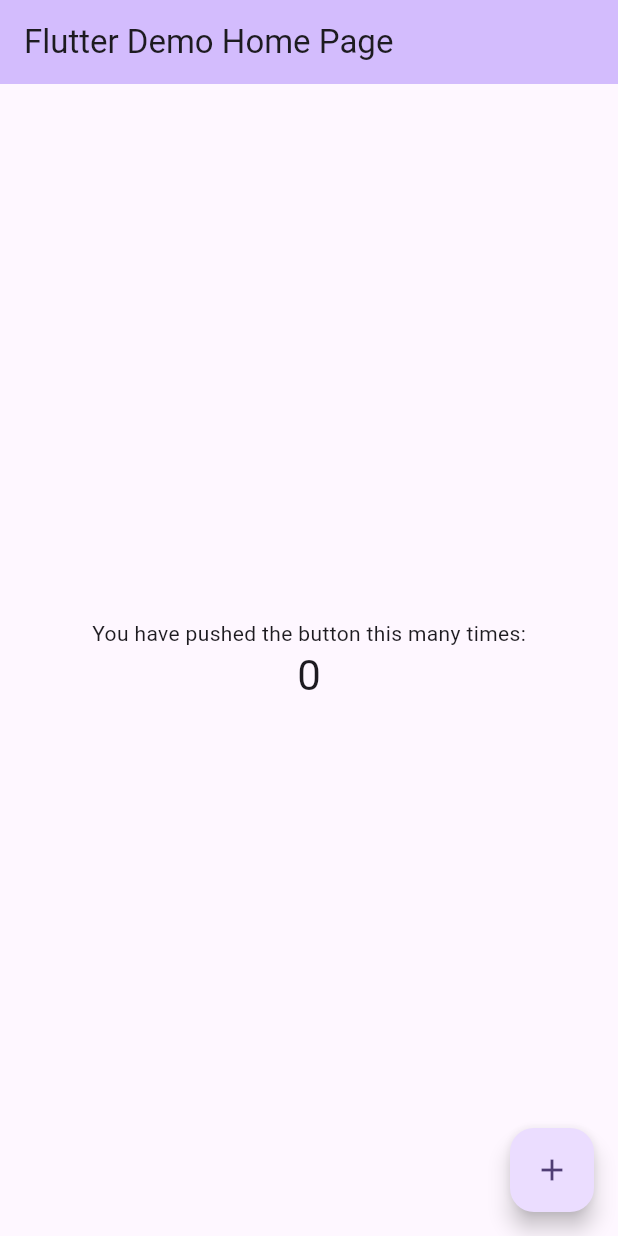
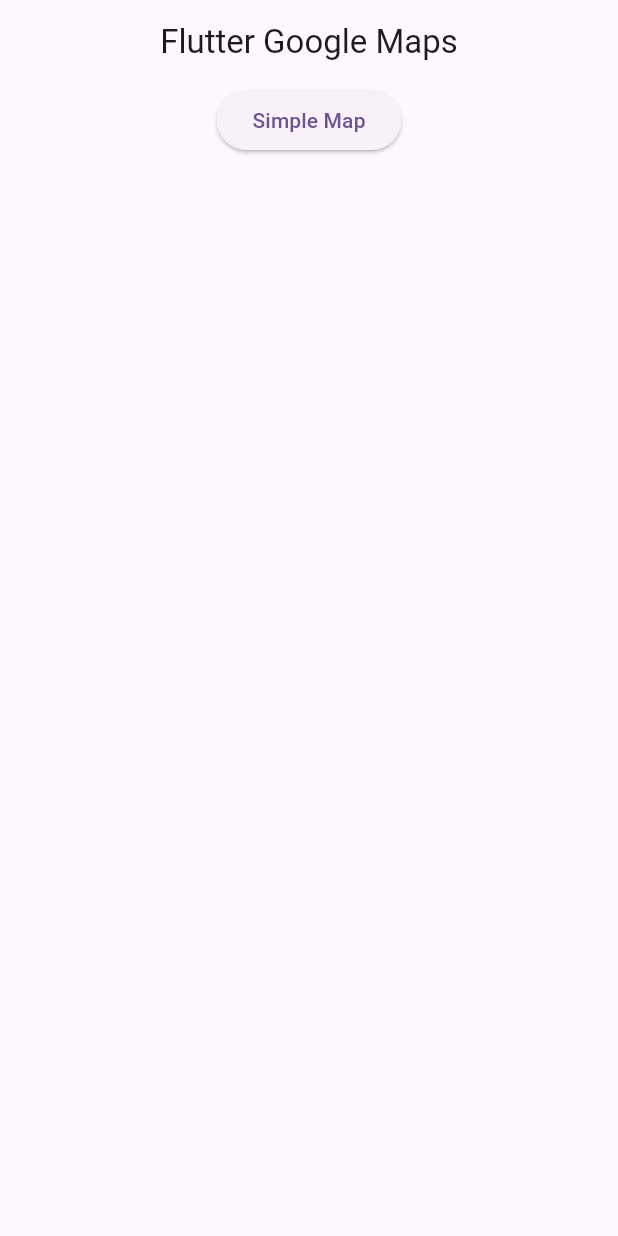
Before and after one commit to MaysaraCS/google_maps_flutter, a Flutter app: the screen it shows after launch, on a phone screen of 412 x 824 dp. Run offline on Flutter 3.47's test engine with Material 3 defaults, Android fonts, the light colour scheme and no system bars; our stand-ins replace geolocator, google_maps_flutter.

Commit message:
simple map

```diff
--- a/lib/main.dart
+++ b/lib/main.dart
@@ -1,4 +1,5 @@
 import 'package:flutter/material.dart';
+import 'package:google_maps_flutter_tutorial/screens/home_screen.dart';
 
 void main() {
   runApp(const MyApp());
@@ -11,115 +12,13 @@
   @override
   Widget build(BuildContext context) {
     return MaterialApp(
-      title: 'Flutter Demo',
+      debugShowCheckedModeBanner: false,
+      title: 'Flutter google maps',
       theme: ThemeData(
-        // This is the theme of your application.
-        //
-        // TRY THIS: Try running your application with "flutter run". You'll see
-        // the application has a purple toolbar. Then, without quitting the app,
-        // try changing the seedColor in the colorScheme below to Colors.green
-        // and then invoke "hot reload" (save your changes or press the "hot
-        // reload" button in a Flutter-supported IDE, or press "r" if you used
-        // the command line to start the app).
-        //
-        // Notice that the counter didn't reset back to zero; the application
-        // state is not lost during the reload. To reset the state, use hot
-        // restart instead.
-        //
-        // This works for code too, not just values: Most code changes can be
-        // tested with just a hot reload.
         colorScheme: ColorScheme.fromSeed(seedColor: Colors.deepPurple),
         useMaterial3: true,
       ),
-      home: const MyHomePage(title: 'Flutter Demo Home Page'),
+      home: HomeScreen(),
     );
   }
 }
-
-class MyHomePage extends StatefulWidget {
-  const MyHomePage({super.key, required this.title});
-
-  // This widget is the home page of your application. It is stateful, meaning
-  // that it has a State object (defined below) that contains fields that affect
-  // how it looks.
-
-  // This class is the configuration for the state. It holds the values (in this
-  // case the title) provided by the parent (in this case the App widget) and
-  // used by the build method of the State. Fields in a Widget subclass are
-  // always marked "final".
-
-  final String title;
-
-  @override
-  State<MyHomePage> createState() => _MyHomePageState();
-}
-
-class _MyHomePageState extends State<MyHomePage> {
-  int _counter = 0;
-
-  void _incrementCounter() {
-    setState(() {
-      // This call to setState tells the Flutter framework that something has
-      // changed in this State, which causes it to rerun the build method below
-      // so that the display can reflect the updated values. If we changed
-      // _counter without calling setState(), then the build method would not be
-      // called again, and so nothing would appear to happen.
-      _counter++;
-    });
-  }
-
-  @override
-  Widget build(BuildContext context) {
-    // This method is rerun every time setState is called, for instance as done
-    // by the _incrementCounter method above.
-    //
-    // The Flutter framework has been optimized to make rerunning build methods
-    // fast, so that you can just rebuild anything that needs updating rather
-    // than having to individually change instances of widgets.
-    return Scaffold(
-      appBar: AppBar(
-        // TRY THIS: Try changing the color here to a specific color (to
-        // Colors.amber, perhaps?) and trigger a hot reload to see the AppBar
-        // change color while the other colors stay the same.
-        backgroundColor: Theme.of(context).colorScheme.inversePrimary,
-        // Here we take the value from the MyHomePage object that was created by
-        // the App.build method, and use it to set our appbar title.
-        title: Text(widget.title),
-      ),
-      body: Center(
-        // Center is a layout widget. It takes a single child and positions it
-        // in the middle of the parent.
-        child: Column(
-          // Column is also a layout widget. It takes a list of children and
-          // arranges them vertically. By default, it sizes itself to fit its
-          // children horizontally, and tries to be as tall as its parent.
-          //
-          // Column has various properties to control how it sizes itself and
-          // how it positions its children. Here we use mainAxisAlignment to
-          // center the children vertically; the main axis here is the vertical
-          // axis because Columns are vertical (the cross axis would be
-          // horizontal).
-          //
-          // TRY THIS: Invoke "debug painting" (choose the "Toggle Debug Paint"
-          // action in the IDE, or press "p" in the console), to see the
-          // wireframe for each widget.
-          mainAxisAlignment: MainAxisAlignment.center,
-          children: <Widget>[
-            const Text(
-              'You have pushed the button this many times:',
-            ),
-            Text(
-              '$_counter',
-              style: Theme.of(context).textTheme.headlineMedium,
-            ),
-          ],
-        ),
-      ),
-      floatingActionButton: FloatingActionButton(
-        onPressed: _incrementCounter,
-        tooltip: 'Increment',
-        child: const Icon(Icons.add),
-      ), // This trailing comma makes auto-formatting nicer for build methods.
-    );
-  }
-}
--- /dev/null
+++ b/lib/screens/home_screen.dart
@@ -0,0 +1,64 @@
+import 'package:flutter/material.dart';
+// import 'package:google_maps_flutter_tutorial/screens/current_location_screen.dart';
+// import 'package:google_maps_flutter_tutorial/screens/nearby_places_screen.dart';
+// import 'package:google_maps_flutter_tutorial/screens/search_places_screen.dart';
+import 'package:google_maps_flutter_tutorial/screens/simple_map_screen.dart';
+
+//import 'screens/polyline_screen.dart';
+
+class HomeScreen extends StatefulWidget {
+  const HomeScreen({Key? key}) : super(key: key);
+
+  @override
+  _HomeScreenState createState() => _HomeScreenState();
+}
+
+class _HomeScreenState extends State<HomeScreen> {
+  @override
+  Widget build(BuildContext context) {
+    return Scaffold(
+      appBar: AppBar(
+        title: const Text("Flutter Google Maps"),
+        centerTitle: true,
+      ),
+      body: SizedBox(
+        width: MediaQuery.of(context).size.width,
+        child: Column(
+          children: [
+            ElevatedButton(onPressed: (){
+              Navigator.of(context).push(MaterialPageRoute(builder: (BuildContext context){
+                return const SimpleMapScreen();
+              }));
+            }, child: const Text("Simple Map")),
+
+            // ElevatedButton(onPressed: (){
+            //   Navigator.of(context).push(MaterialPageRoute(builder: (BuildContext context){
+            //     return const CurrentLocationScreen();
+            //   }));
+            // }, child: const Text("User current location")),
+            //
+            // ElevatedButton(onPressed: (){
+            //   Navigator.of(context).push(MaterialPageRoute(builder: (BuildContext context){
+            //     return const SearchPlacesScreen();
+            //   }));
+            // }, child: const Text("Search Places")),
+            //
+            //
+            // ElevatedButton(onPressed: (){
+            //   Navigator.of(context).push(MaterialPageRoute(builder: (BuildContext context){
+            //     return const NearByPlacesScreen();
+            //   }));
+            // }, child: const Text("Near by Places")),
+            //
+            //
+            // ElevatedButton(onPressed: (){
+            //   Navigator.of(context).push(MaterialPageRoute(builder: (BuildContext context){
+            //     return const PolylineScreen();
+            //   }));
+            // }, child: const Text("Polyline between 2 points"))
+          ],
+        ),
+      ),
+    );
+  }
+}
--- a/pubspec.yaml
+++ b/pubspec.yaml
@@ -35,6 +35,9 @@
   # The following adds the Cupertino Icons font to your application.
   # Use with the CupertinoIcons class for iOS style icons.
   cupertino_icons: ^1.0.8
+
+  google_maps_flutter: ^2.10.0
+  geolocator: ^13.0.2
 
 dev_dependencies:
   flutter_test:
```
Also changed, not shown: lib/screens/current_location_screen.dart (added, +84 -0 lines), lib/screens/simple_map_screen.dart (added, +48 -0 lines), pubspec.lock, 5 other files.
